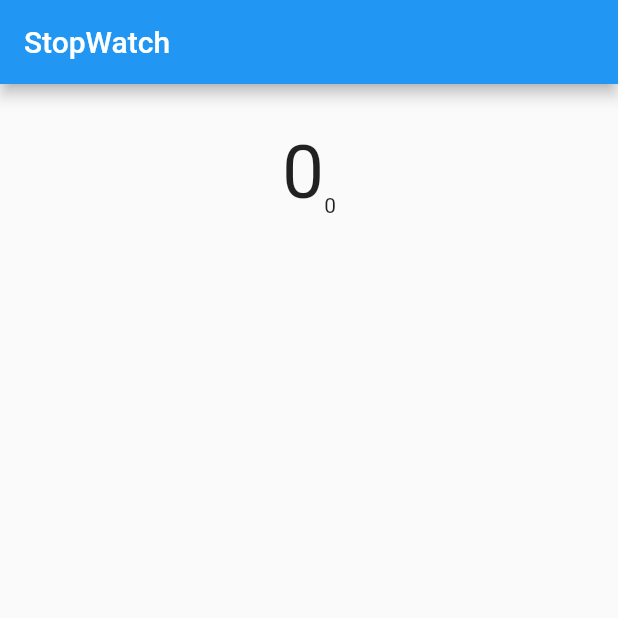
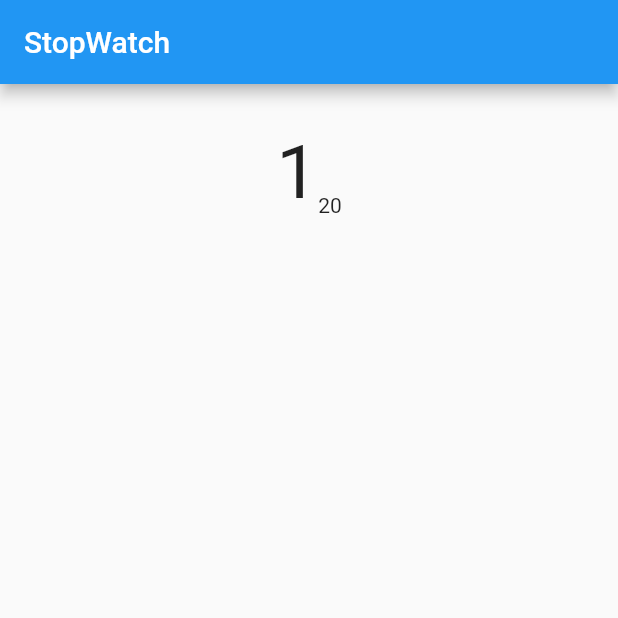
Before and after one commit to Hand-Tomi/flutter-study-sample-3, a Flutter app: the screen it shows after launch, after a tap on the "play arrow" icon, on a phone screen of 412 x 824 dp, the top half of it. Run offline on Flutter 3.47's test engine with Material 2 defaults, Android fonts, the phone set to English and light mode, and no system bars.

Commit message:
Update main.dart
초, 1/100초를 표시한다.

```diff
--- a/lib/main.dart
+++ b/lib/main.dart
@@ -76,10 +76,10 @@ class _StopWatchPageState extends State<StopWatchPage> {
                   crossAxisAlignment: CrossAxisAlignment.end,
                   children: [
                     Text(
-                      '0',
+                      '$sec',
                       style: TextStyle(fontSize: 50.0),
                     ),
-                    Text('0'),
+                    Text('$hundredth'),
                   ],
                 ),
                 Container(
```
